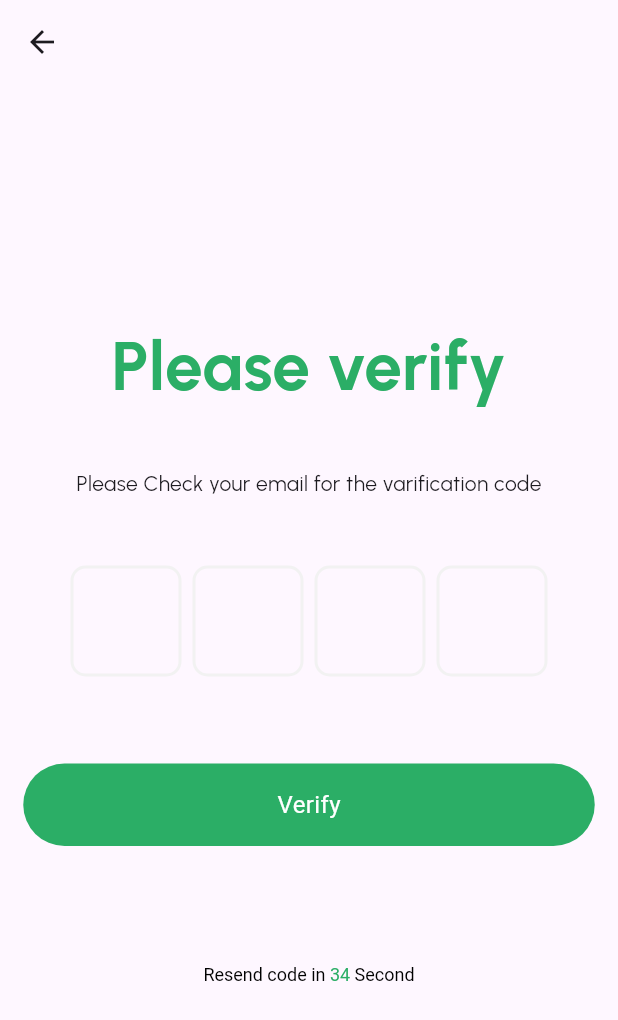
After one commit to FAHIMSHAKIL102/hall_management_ui, a Flutter app: the ForgotPassScreen screen opened directly, after a tap on "Continue", on a phone screen of 412 x 824 dp. The commit adds this screen. Shown: the top 1020 px of the screen. Run offline on Flutter 3.47's test engine with Material 3 defaults, Android fonts, the phone set to English and light mode, and no system bars; drawn by our look-alikes of pin_code_fields; our stand-ins replace intl_phone_field; Roboto replaces fonts that are missing (Urbanist-Medium).

Commit message:
add_forgotpassvarificationscreen

```diff
--- a/lib/pages/forgot_pass_screen.dart
+++ b/lib/pages/forgot_pass_screen.dart
@@ -2,6 +2,7 @@ import 'package:flutter/material.dart';
 import 'package:hall_management_ui/custom_widgets/myTextFormfield.dart';
 import 'package:hall_management_ui/custom_widgets/mybutton.dart';
 import 'package:hall_management_ui/custom_widgets/mytextstyle.dart';
+import 'package:hall_management_ui/pages/forgot_pass_varification_screen.dart';
 
 class ForgotPassScreen extends StatelessWidget {
   ForgotPassScreen({super.key});
@@ -28,7 +29,15 @@ class ForgotPassScreen extends StatelessWidget {
             myPrefixIcon: Icon(Icons.email),
           ),
           SizedBox(height: 18),
-          Mybutton(title: 'Continue'),
+          InkWell(
+            onTap: () => Navigator.push(
+              context,
+              MaterialPageRoute(
+                builder: (context) => ForgotPassVarificationScreen(),
+              ),
+            ),
+            child: Mybutton(title: 'Continue'),
+          ),
           SizedBox(height: 288),
           Container(
             margin: EdgeInsets.only(bottom: 45),
--- /dev/null
+++ b/lib/pages/forgot_pass_varification_screen.dart
@@ -0,0 +1,94 @@
+import 'package:flutter/material.dart';
+import 'package:hall_management_ui/custom_widgets/mybutton.dart';
+import 'package:hall_management_ui/custom_widgets/mytextstyle.dart';
+import 'package:hall_management_ui/pages/profile_info_screen.dart';
+import 'package:pin_code_fields/pin_code_fields.dart';
+
+class ForgotPassVarificationScreen extends StatelessWidget {
+  const ForgotPassVarificationScreen({super.key});
+
+  @override
+  Widget build(BuildContext context) {
+    return Scaffold(
+      appBar: AppBar(),
+      body: SingleChildScrollView(
+        child: Column(
+          crossAxisAlignment: .center,
+          children: [
+            Container(
+              margin: EdgeInsets.only(top: 156),
+              height: 60,
+              child: myText45('Please verify'),
+            ),
+            SizedBox(height: 40),
+            Container(
+              height: 17,
+              child: Text('Please Check your email for the varification code'),
+            ),
+            SizedBox(height: 48),
+            Container(
+              padding: EdgeInsets.only(bottom: 42, left: 47, right: 47),
+              child: PinCodeTextField(
+                keyboardType: TextInputType.number,
+                appContext: context,
+                length: 4,
+                pinTheme: PinTheme(
+                  fieldHeight: 74,
+                  fieldWidth: 74,
+                  shape: PinCodeFieldShape.box,
+                  borderRadius: BorderRadius.circular(10),
+                  activeColor: Color(0xff2BAE66),
+                  selectedColor: Color(0xff2BAE66),
+                  inactiveColor: Color(0xffF2F2F2),
+                  activeFillColor: Color(0xffF8FFFB),
+                  inactiveFillColor: Color(0xffF2F2F2),
+                ),
+              ),
+            ),
+            InkWell(
+              onTap: () => Navigator.push(
+                context,
+                MaterialPageRoute(builder: (context) => ProfileInfoScreen()),
+              ),
+              child: Mybutton(title: 'Verify'),
+            ),
+            Container(
+              margin: EdgeInsets.only(top: 79),
+              height: 14,
+              child: RichText(
+                text: TextSpan(
+                  style: TextStyle(fontSize: 12, color: Color(0xff000000)),
+                  children: <TextSpan>[
+                    TextSpan(text: 'Resend code in '),
+                    TextSpan(
+                      text: '34',
+                      style: TextStyle(color: Color(0xff2BAE66)),
+                    ),
+                    TextSpan(text: ' Second'),
+                  ],
+                ),
+              ),
+            ),
+            SizedBox(height: 177),
+            Container(
+              margin: EdgeInsets.only(bottom: 45),
+              child: Row(
+                mainAxisAlignment: .center,
+                children: [
+                  Text(
+                    "Already have an account?",
+                    style: TextStyle(
+                      fontFamily: 'Urbanist-Regular',
+                      fontSize: 14,
+                    ),
+                  ),
+                  Text('Sign in', style: myTextStyle14()),
+                ],
+              ),
+            ),
+          ],
+        ),
+      ),
+    );
+  }
+}
```
